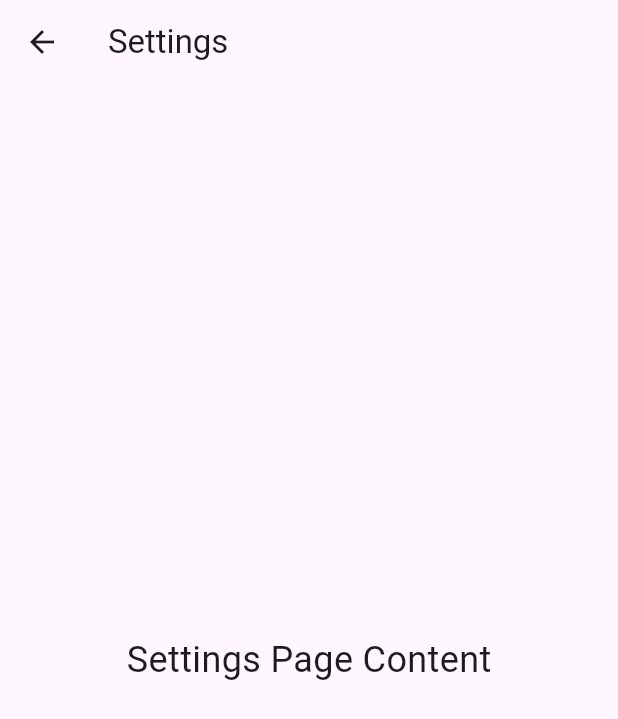
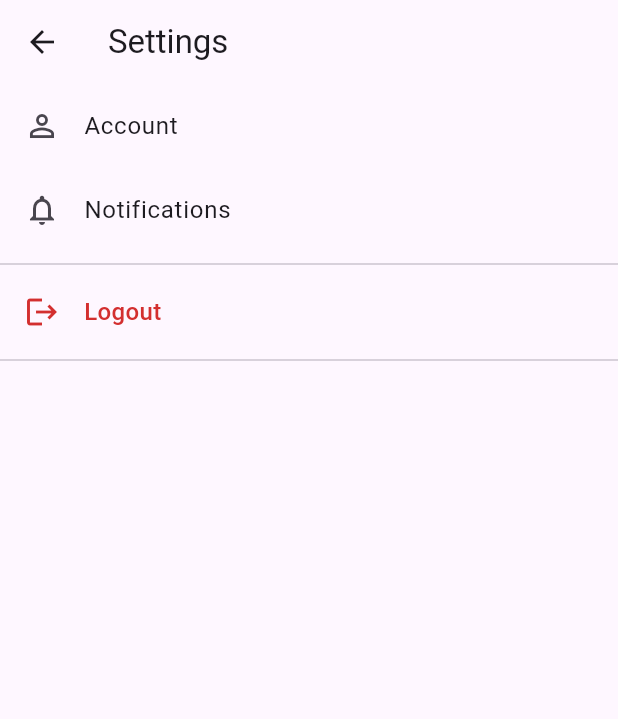
Before and after one commit to Az140304/cookpedia_app, a Flutter app: the SettingsPage screen opened directly, on a phone screen of 412 x 824 dp. Shown: the top 719 px of the screen. Run offline on Flutter 3.47's test engine with Material 3 defaults, Android fonts, the phone set to English and light mode, and no system bars; our stand-ins replace shared_preferences, sqflite; accounts and stored records are empty.

Commit message:
update project v4

```diff
--- a/lib/pages/settings_page.dart
+++ b/lib/pages/settings_page.dart
@@ -1,19 +1,121 @@
 import 'package:flutter/material.dart';
+import 'package:cookpedia_app/utils/session_manager.dart'; // For SessionManager
+import 'package:cookpedia_app/pages/login_page.dart';    // To navigate to LoginPage
 
 class SettingsPage extends StatelessWidget {
-  const SettingsPage({super.key});
+  final String? username;
+  final int? userId;
+
+  const SettingsPage({
+    super.key,
+    this.username,
+    this.userId,
+  });
+
+  Future<void> _logout(BuildContext context) async {
+    await SessionManager.clearSession();
+    // Ensure context is still valid if this widget could be disposed
+    // For a StatelessWidget, context should be valid during its build method's scope.
+    // If this were in a long-running async operation in a StatefulWidget, a 'mounted' check would be good.
+    Navigator.pushAndRemoveUntil(
+      context,
+      MaterialPageRoute(builder: (context) => const LoginPage()),
+          (Route<dynamic> route) => false, // Remove all routes below LoginPage
+    );
+  }
 
   @override
   Widget build(BuildContext context) {
     return Scaffold(
       appBar: AppBar(
         title: const Text('Settings'),
+        // Automatically implies a back button if pushed onto navigation stack
+        // If it's a root page in a tab, no back button is fine.
       ),
-      body: const Center(
-        child: Text(
-          'Settings Page Content',
-          style: TextStyle(fontSize: 24),
-        ),
+      body: ListView( // Using ListView for easy extension with more settings items
+        children: <Widget>[
+          // Display User Info (Optional)
+          if (username != null || userId != null)
+            Padding(
+              padding: const EdgeInsets.all(16.0),
+              child: Column(
+                crossAxisAlignment: CrossAxisAlignment.start,
+                children: [
+                  Text(
+                    "User Information",
+                    style: Theme.of(context).textTheme.titleLarge,
+                  ),
+                  const SizedBox(height: 8),
+                  if (username != null) Text("Username: $username"),
+                  if (userId != null) Text("User ID: $userId"),
+                  const Divider(height: 20, thickness: 1),
+                ],
+              ),
+            ),
+
+          // Placeholder for other settings
+          const ListTile(
+            leading: Icon(Icons.person_outline),
+            title: Text('Account'),
+            onTap: null, // TODO: Implement account settings page or action
+          ),
+          const ListTile(
+            leading: Icon(Icons.notifications_none),
+            title: Text('Notifications'),
+            onTap: null, // TODO: Implement notification settings page or action
+          ),
+          const Divider(),
+
+          // Logout Button in the form of a Row within an InkWell (or ListTile)
+          InkWell(
+            onTap: () {
+              // Optional: Show a confirmation dialog before logging out
+              showDialog(
+                context: context,
+                builder: (BuildContext dialogContext) {
+                  return AlertDialog(
+                    title: const Text('Confirm Logout'),
+                    content: const Text('Are you sure you want to logout?'),
+                    actions: <Widget>[
+                      TextButton(
+                        child: const Text('Cancel'),
+                        onPressed: () {
+                          Navigator.of(dialogContext).pop(); // Close the dialog
+                        },
+                      ),
+                      TextButton(
+                        style: TextButton.styleFrom(foregroundColor: Colors.red),
+                        child: const Text('Logout'),
+                        onPressed: () {
+                          Navigator.of(dialogContext).pop(); // Close the dialog
+                          _logout(context); // Pass the main build context
+                        },
+                      ),
+                    ],
+                  );
+                },
+              );
+            },
+            child: Padding(
+              padding: const EdgeInsets.symmetric(horizontal: 16.0, vertical: 12.0),
+              child: Row(
+                children: <Widget>[
+                  Icon(Icons.logout, color: Colors.red[700]),
+                  const SizedBox(width: 16),
+                  Text(
+                    "Logout",
+                    style: TextStyle(
+                      fontSize: 16,
+                      color: Colors.red[700],
+                      fontWeight: FontWeight.w500,
+                    ),
+                  ),
+                ],
+              ),
+            ),
+          ),
+          const Divider(),
+        ],
       ),
     );
   }
```
Also changed, not shown: lib/pages/shopping_note_page.dart (+89 -60 lines), 4 other files.
